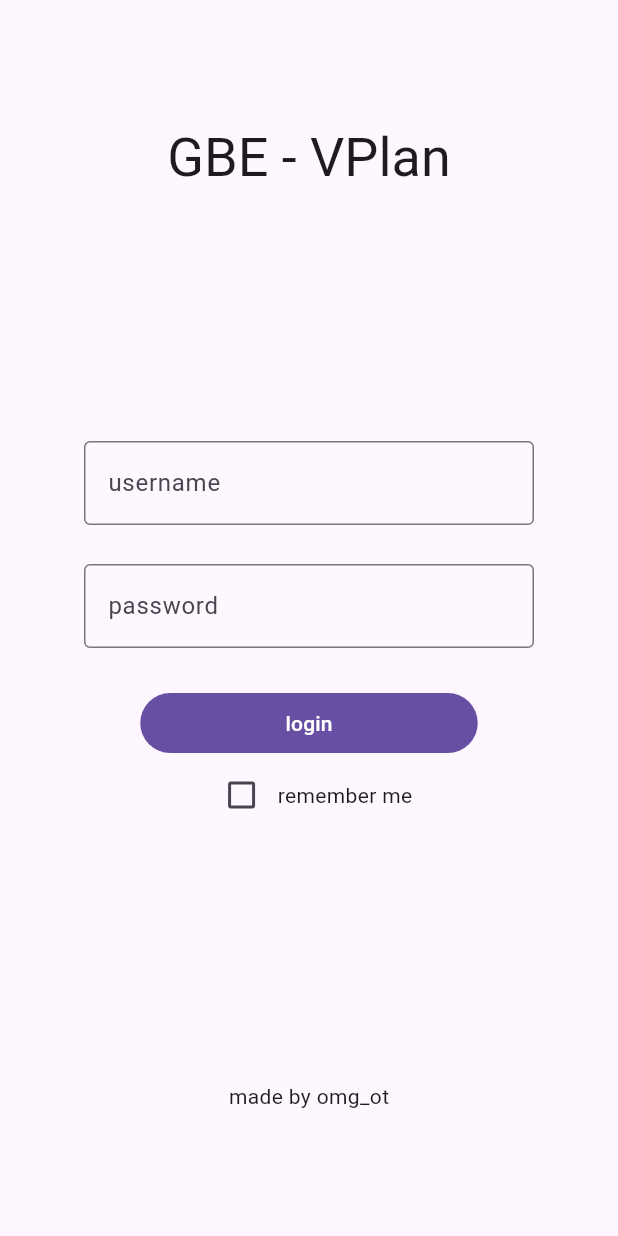
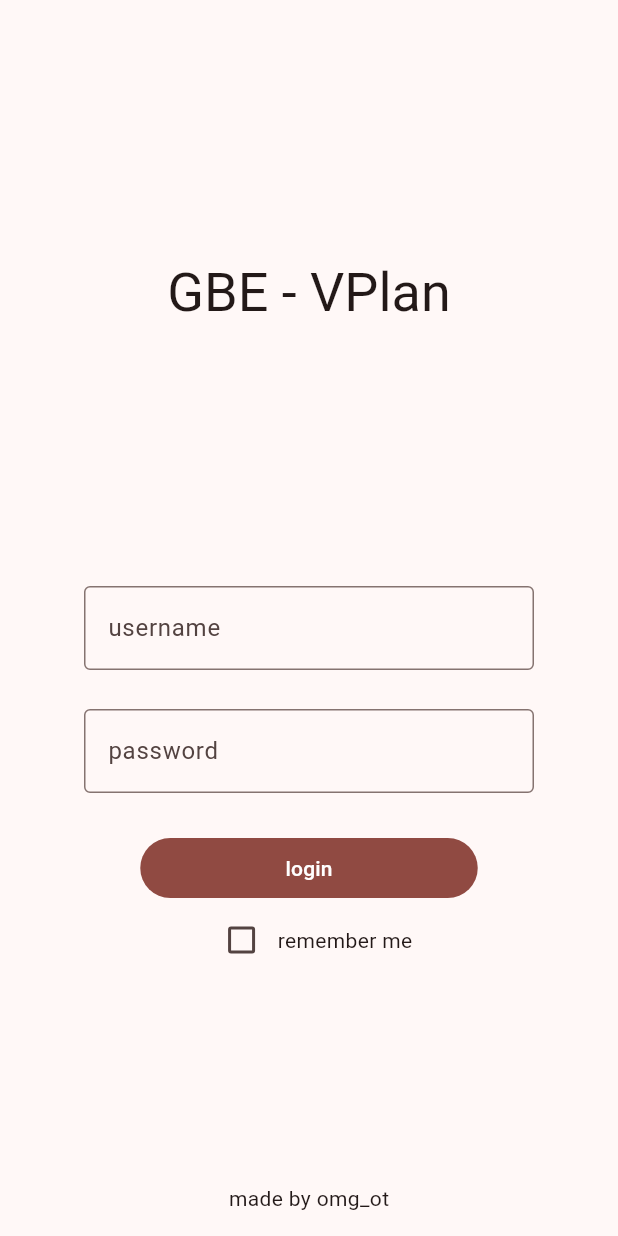
Before and after one commit to RolandDaum/gbevplan, a Flutter app: the screen it shows after launch, on a phone screen of 412 x 824 dp. Run offline on Flutter 3.47's test engine with Material 3 defaults, Android fonts, the phone set to English and light mode, and no system bars; drawn by our look-alikes of dynamic_color; our stand-ins replace google_fonts.

Commit message:
idk, some changes made in project idx IDE

```diff
--- a/gbevplan/lib/main.dart
+++ b/gbevplan/lib/main.dart
@@ -1,5 +1,6 @@
 import 'package:dynamic_color/dynamic_color.dart';
 import 'package:flutter/material.dart';
+import 'package:flutter/services.dart';
 import 'package:gbevplan/pages/home.dart';
 import 'package:gbevplan/pages/login.dart';
 import 'package:google_fonts/google_fonts.dart';
@@ -18,6 +19,23 @@ class MainGBEVplan extends StatefulWidget {
 // ignore: camel_case_types
 class Main_GBEVplanState extends State<MainGBEVplan> {
   @override
+  void initState() {
+    super.initState();
+
+    SystemChrome.setSystemUIOverlayStyle(
+      SystemUiOverlayStyle(
+        // statusBarColor: Colors.transparent,
+        systemNavigationBarColor: Colors.transparent,
+        systemNavigationBarContrastEnforced: false
+        // systemStatusBarContrastEnforced: false,
+        // statusBarIconBrightness: Brightness.light
+      )
+    );
+
+
+  }
+
+  @override
   Widget build(BuildContext context) {
     return DynamicColorBuilder(
         builder: (ColorScheme? lightDynamic, ColorScheme? darkDynamic) {
@@ -25,12 +43,13 @@ class Main_GBEVplanState extends State<MainGBEVplan> {
         title: 'Flutter Demo',
         theme: ThemeData(
             useMaterial3: true,
-            colorScheme: lightDynamic,
+            colorScheme: lightDynamic == null ? ColorScheme.fromSeed(seedColor: Colors.red) : lightDynamic,
             fontFamily: GoogleFonts.mPlusRounded1c().fontFamily),
         darkTheme: ThemeData(
-            colorScheme: darkDynamic,
+            colorScheme: lightDynamic == null ? ColorScheme.fromSeed(seedColor: Colors.green) : darkDynamic,
             useMaterial3: true,
             fontFamily: GoogleFonts.mPlusRounded1c().fontFamily),
+        // themeMode: lightDynamic == null || darkDynamic == null ? ThemeMode.dark : ThemeMode.system,
         debugShowCheckedModeBanner: false,
         initialRoute: '/',
         routes: {
--- a/gbevplan/lib/pages/home.dart
+++ b/gbevplan/lib/pages/home.dart
@@ -5,11 +5,13 @@ class page_home extends StatelessWidget {
 
   @override
   Widget build(BuildContext context) {
-    return Center(
+    return Scaffold(
+      body: Center(
       child: Text(
         "H O M E",
         style: Theme.of(context).textTheme.displayLarge,
       ),
+    ),
     );
   }
 }
--- a/gbevplan/lib/pages/login.dart
+++ b/gbevplan/lib/pages/login.dart
@@ -14,17 +14,20 @@ class _page_loginState extends State<page_login> {
   @override
   Widget build(BuildContext context) {
     return Scaffold(
+      // resizeToAvoidBottomInset: true,
       extendBody: true,
+      // extendBodyBehindAppBar: true,
       body: Center(
         child: Column(
-          mainAxisAlignment: MainAxisAlignment.spaceAround,
+          mainAxisAlignment: MainAxisAlignment.spaceEvenly,
           children: [
             Text(
               "GBE - VPlan",
+              // style: Theme.of(context).textTheme.displaySmall!.copyWith(fontWeight: FontWeight.w900),
               style: Theme.of(context).textTheme.displaySmall,
             ),
             Container(
-              margin: EdgeInsets.symmetric(horizontal: 56),
+              margin: const EdgeInsets.symmetric(horizontal: 56),
               child: Column(
                 children: [
                   const TextField(
@@ -79,10 +82,16 @@ class _page_loginState extends State<page_login> {
                 ],
               ),
             ),
-            Text("made by omg_ot")
           ],
         ),
       ),
+      bottomNavigationBar: Container(child: Text("made by omg_ot"),
+        height: 35,
+        alignment: Alignment.topCenter,
+        padding: const EdgeInsetsDirectional.only(bottom: 15),
+      ),
+
     );
+
   }
 }
```
Also changed, not shown: 1 other file.
